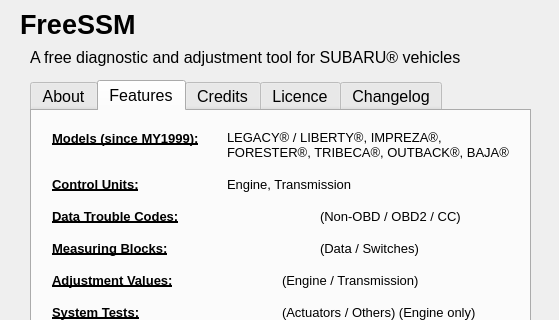
The window that ui/About.ui (Comer352L/FreeSSM) describes before a commit, drawn with Qt 5; both pictures show x 0 to 559 and y 0 to 320 of the 559 by 525 pixel window.
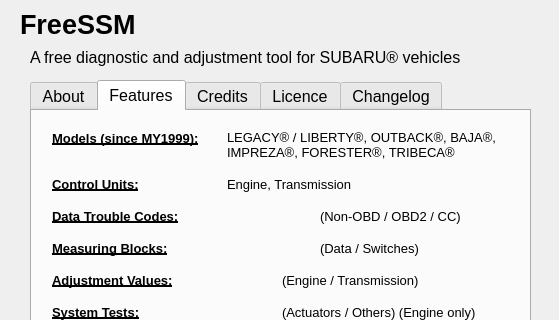
The same window after the commit. The open tabs and pages were chosen to show the change.

Commit message: Fixed changelog-layout and list order of supported models in "About"

```diff
--- a/ui/About.ui
+++ b/ui/About.ui
@@ -150,7 +150,7 @@
       </font>
      </property>
      <property name="text" >
-      <string>LEGACY® / LIBERTY®, IMPREZA®, FORESTER®, TRIBECA®, OUTBACK®, BAJA®</string>
+      <string>LEGACY® / LIBERTY®, OUTBACK®, BAJA®, IMPREZA®, FORESTER®, TRIBECA®</string>
      </property>
      <property name="alignment" >
       <set>Qt::AlignLeading|Qt::AlignLeft|Qt::AlignTop</set>
```
The commit also changes 4 other files.
